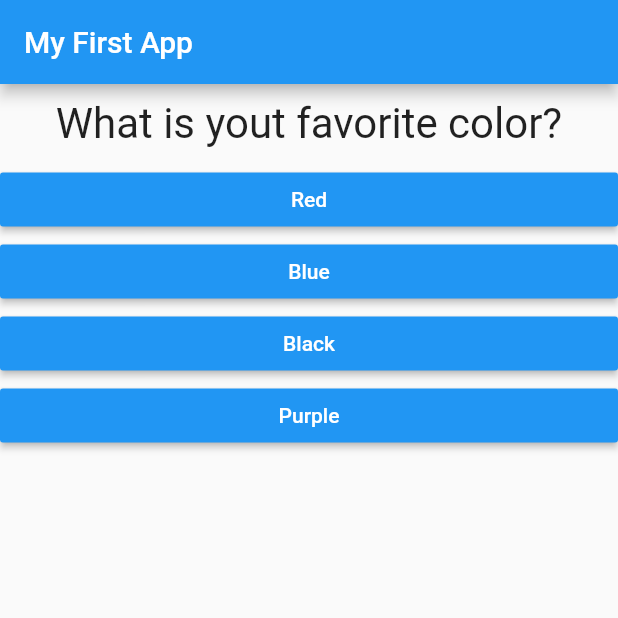
After one commit to inhobaek-wj/flutter_quiz_app, a Flutter app: the screen it shows after launch, on a phone screen of 412 x 824 dp, the top half of it. The commit adds this screen. Run offline on Flutter 3.47's test engine with Material 2 defaults, Android fonts, the phone set to English and light mode, and no system bars.

Commit message:
refactoring: split code into widget

```diff
--- a/lib/main.dart
+++ b/lib/main.dart
@@ -1,7 +1,7 @@
 import 'package:flutter/material.dart';
 
-import './question.dart';
-import './answer.dart';
+import 'quiz.dart';
+import 'result.dart';
 
 // void main() {
 //   runApp(MyApp()); // runApp builds the main widget and calls build() on it.
@@ -39,25 +39,23 @@ class _MyAppState extends State<MyApp> { // State is generic, so it needs class
       },
     ];
 
-    void answerQuetion() {
+    void answerHandler() {
       //setState() is a "trigger" that informs Flutter that it needs to re-run build() of the Widget.
       setState(() {
           _questionIndex = _questionIndex + 1;
       });
-      print(_questionIndex);
     }
 
     // home is core widget which flutter brings out of the screen, and it's named arg.
     return MaterialApp(home: Scaffold(
         appBar: AppBar(title: Text('My First App'),),
         body: _questionIndex < _questions.length ?
-        Column(children: <Widget>[
-            Question(_questions[_questionIndex]['questionText']),
-            ...(_questions[_questionIndex]['answers'] as List<String>).map((answer) {
-                return Answer(answerQuetion, answer);
-            }).toList()
-          ],
-        ) : Center(child: Text('You are done!')),
+        Quiz(
+          questions: _questions,
+          questionIndex: _questionIndex,
+          answerHandler: answerHandler,
+        )
+        : Result(),
       ),
     );
   }
--- /dev/null
+++ b/lib/quiz.dart
@@ -0,0 +1,25 @@
+import 'package:flutter/material.dart';
+
+import 'question.dart';
+import 'answer.dart';
+
+class Quiz extends StatelessWidget {
+
+  final List<Map<String, Object>> questions;
+  final int questionIndex;
+  final Function answerHandler;
+
+  const Quiz({this.questions, this.questionIndex, this.answerHandler});
+
+  @override
+  Widget build(BuildContext context) {
+    return Column(children: <Widget>[
+        Question(questions[questionIndex]['questionText']),
+        ...(questions[questionIndex]['answers'] as List<String>).map((answer) {
+            return Answer(answerHandler, answer);
+        }).toList()
+      ],
+    );
+  }
+
+}
```
Also changed, not shown: lib/result.dart (added, +10 -0 lines).
